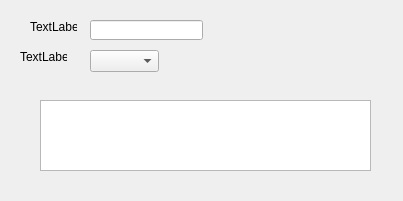
Above: selecionadisp.ui from brunosr1985/TCC_NayBru before the change. Below: the same form after it.
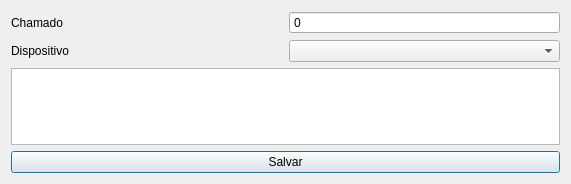
That is the form after the change.

Commit message:
Janela de Chamados e Relatórios Simples
Redesenho completo da janela de chamdos, todo o funcionamento estava errado. Criação da janela de relatórios simples

What changed in the file:
```diff
--- a/selecionadisp.ui
+++ b/selecionadisp.ui
@@ -6,69 +6,58 @@
    <rect>
     <x>0</x>
     <y>0</y>
-    <width>403</width>
-    <height>201</height>
+    <width>571</width>
+    <height>184</height>
    </rect>
   </property>
+  <property name="minimumSize">
+   <size>
+    <width>571</width>
+    <height>184</height>
+   </size>
+  </property>
   <property name="windowTitle">
    <string>Kaizen Birth Edition</string>
   </property>
+  <layout class="QGridLayout" name="gridLayout">
+   <item row="0" column="0">
   <widget class="QLabel" name="label">
-   <property name="geometry">
-    <rect>
-     <x>30</x>
-     <y>20</y>
-     <width>47</width>
-     <height>13</height>
-    </rect>
-   </property>
    <property name="text">
-    <string>TextLabel</string>
-   </property>
-  </widget>
+      <string>Chamado</string>
+     </property>
+    </widget>
+   </item>
+   <item row="1" column="0">
   <widget class="QLabel" name="label_2">
-   <property name="geometry">
-    <rect>
-     <x>20</x>
-     <y>50</y>
-     <width>47</width>
-     <height>13</height>
-    </rect>
-   </property>
    <property name="text">
-    <string>TextLabel</string>
-   </property>
-  </widget>
-  <widget class="QLineEdit" name="lineEdit">
-   <property name="geometry">
-    <rect>
-     <x>90</x>
-     <y>20</y>
-     <width>113</width>
-     <height>20</height>
-    </rect>
-   </property>
-  </widget>
-  <widget class="QComboBox" name="comboBox">
-   <property name="geometry">
-    <rect>
-     <x>90</x>
-     <y>50</y>
-     <width>69</width>
-     <height>22</height>
-    </rect>
-   </property>
-  </widget>
-  <widget class="QTableView" name="tableView_2">
-   <property name="geometry">
-    <rect>
-     <x>40</x>
-     <y>100</y>
-     <width>331</width>
-     <height>71</height>
-    </rect>
-   </property>
-  </widget>
+      <string>Dispositivo</string>
+     </property>
+    </widget>
+   </item>
+   <item row="1" column="1">
+    <widget class="QComboBox" name="comboBox"/>
+   </item>
+   <item row="2" column="0" colspan="2">
+    <widget class="QTableView" name="tableDispositivos"/>
+   </item>
+   <item row="3" column="0" colspan="2">
+    <widget class="QPushButton" name="botaoSalva">
+     <property name="text">
+      <string>Salvar</string>
+     </property>
+    </widget>
+   </item>
+   <item row="0" column="1">
+    <widget class="QSpinBox" name="spinBox">
+     <property name="readOnly">
+      <bool>true</bool>
+     </property>
+     <property name="buttonSymbols">
+      <enum>QAbstractSpinBox::NoButtons</enum>
+     </property>
+    </widget>
+   </item>
+  </layout>
  </widget>
  <resources/>
  <connections/>
```
Left out of the diff: 2 changed lines with no effect on the pictures. Lines whose indentation alone changed are shown as unchanged. The commit also changes 13 other files.
